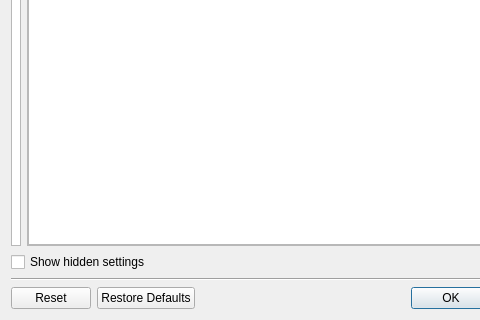
The window that Updraft/src/core/ui/settingsdialog.ui (updraft/updraft) describes before a commit, drawn with Qt 5; both pictures show x 0 to 480 and y 185 to 505 of the 674 by 505 pixel window.
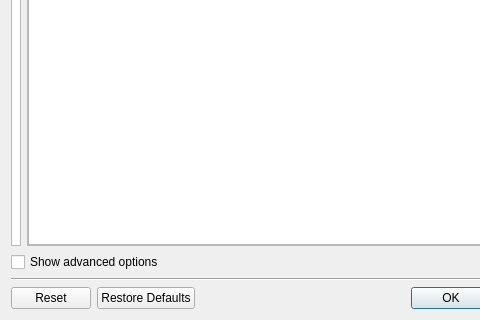
The same window after the commit. Custom widgets are drawn as their Qt base class.

Patch:
```diff
--- a/Updraft/src/core/ui/settingsdialog.ui
+++ b/Updraft/src/core/ui/settingsdialog.ui
@@ -100,7 +100,7 @@
      <item>
       <widget class="QCheckBox" name="showHidden">
        <property name="text">
-        <string>Show hidden settings</string>
+        <string>Show advanced options</string>
        </property>
       </widget>
      </item>
```
Left out of the diff: 4 changed lines with no effect on the pictures.
